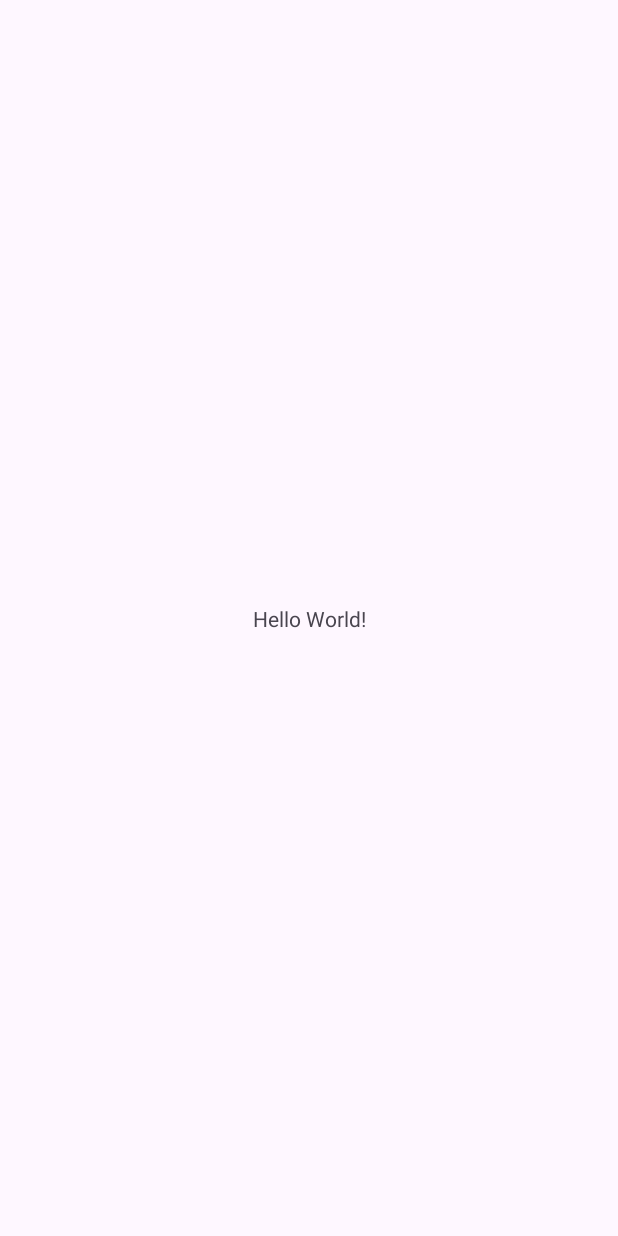
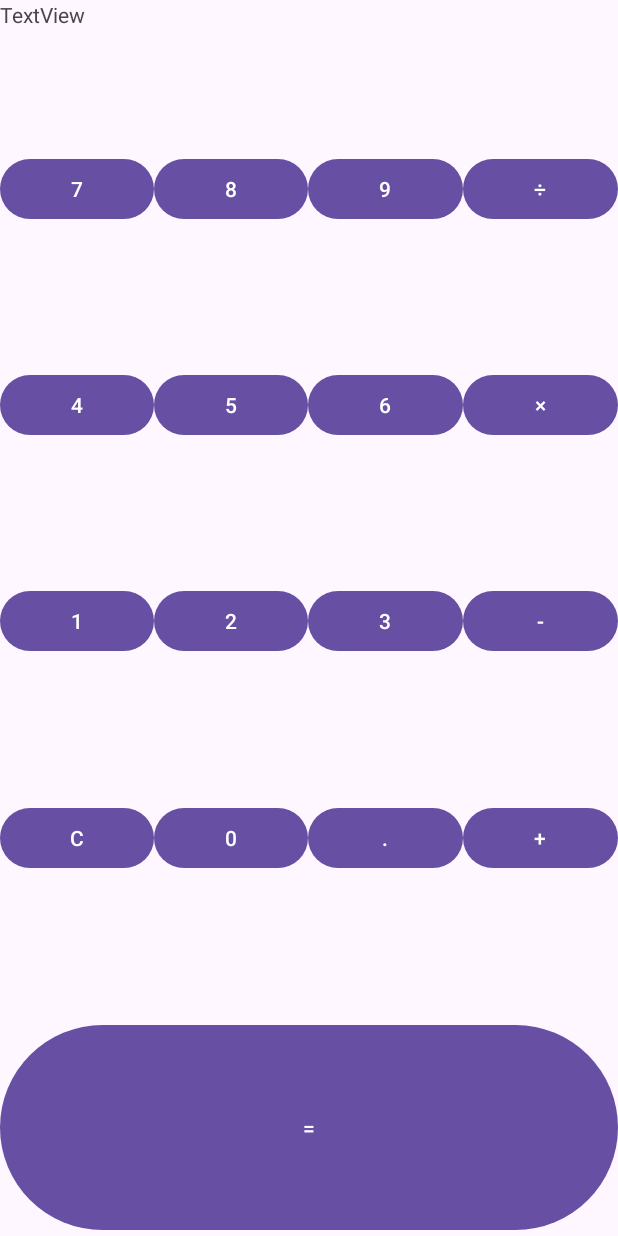
Before and after one commit to selim613/Lab3, an Android app: the screen it shows after launch (MainActivity), on a phone screen of 412 x 824 dp. Before the commit the screen is almost empty. Run offline under Robolectric (Android 15) with nearby library versions, the phone set to English and light mode, and no system bars.

Commit message:
Added all buttons

```diff
--- a/app/src/main/res/layout/activity_main.xml
+++ b/app/src/main/res/layout/activity_main.xml
@@ -7,13 +7,172 @@
     android:layout_height="match_parent"
     tools:context=".MainActivity">
 
-    <TextView
-        android:layout_width="wrap_content"
-        android:layout_height="wrap_content"
-        android:text="Hello World!"
-        app:layout_constraintBottom_toBottomOf="parent"
-        app:layout_constraintEnd_toEndOf="parent"
-        app:layout_constraintStart_toStartOf="parent"
-        app:layout_constraintTop_toTopOf="parent" />
+    <LinearLayout
+        android:id="@+id/mainlayout"
+        android:layout_width="match_parent"
+        android:layout_height="match_parent"
+        android:orientation="vertical">
+
+        <TextView
+            android:id="@+id/resultEdit"
+            android:layout_width="fill_parent"
+            android:layout_height="102dp"
+            android:text="TextView" />
+
+        <LinearLayout
+            android:id="@+id/ButtonRow01"
+            android:layout_width="match_parent"
+            android:layout_height="0dp"
+            android:layout_weight="1"
+            android:orientation="horizontal">
+
+            <Button
+                android:id="@+id/button07"
+                android:layout_width="wrap_content"
+                android:layout_height="wrap_content"
+                android:layout_weight="1"
+                android:text="7" />
+
+            <Button
+                android:id="@+id/button08"
+                android:layout_width="wrap_content"
+                android:layout_height="wrap_content"
+                android:layout_weight="1"
+                android:text="8" />
+
+            <Button
+                android:id="@+id/button09"
+                android:layout_width="wrap_content"
+                android:layout_height="wrap_content"
+                android:layout_weight="1"
+                android:text="9" />
+
+            <Button
+                android:id="@+id/buttonDiv"
+                android:layout_width="wrap_content"
+                android:layout_height="wrap_content"
+                android:layout_weight="1"
+                android:text="÷" />
+
+        </LinearLayout>
+
+        <LinearLayout
+            android:id="@+id/ButtonRow02"
+            android:layout_width="match_parent"
+            android:layout_height="0dp"
+            android:layout_weight="1"
+            android:orientation="horizontal">
+
+            <Button
+                android:id="@+id/button04"
+                android:layout_width="wrap_content"
+                android:layout_height="wrap_content"
+                android:layout_weight="1"
+                android:text="4" />
+
+            <Button
+                android:id="@+id/button05"
+                android:layout_width="wrap_content"
+                android:layout_height="wrap_content"
+                android:layout_weight="1"
+                android:text="5" />
+
+            <Button
+                android:id="@+id/button06"
+                android:layout_width="wrap_content"
+                android:layout_height="wrap_content"
+                android:layout_weight="1"
+                android:text="6" />
+
+            <Button
+                android:id="@+id/buttonMult"
+                android:layout_width="wrap_content"
+                android:layout_height="wrap_content"
+                android:layout_weight="1"
+                android:text="×" />
+
+        </LinearLayout>
+
+        <LinearLayout
+            android:id="@+id/ButtonRow03"
+            android:layout_width="match_parent"
+            android:layout_height="0dp"
+            android:layout_weight="1"
+            android:orientation="horizontal">
+
+            <Button
+                android:id="@+id/button01"
+                android:layout_width="wrap_content"
+                android:layout_height="wrap_content"
+                android:layout_weight="1"
+                android:text="1" />
+
+            <Button
+                android:id="@+id/button02"
+                android:layout_width="wrap_content"
+                android:layout_height="wrap_content"
+                android:layout_weight="1"
+                android:text="2" />
+
+            <Button
+                android:id="@+id/button03"
+                android:layout_width="wrap_content"
+                android:layout_height="wrap_content"
+                android:layout_weight="1"
+                android:text="3" />
+
+            <Button
+                android:id="@+id/buttonSub"
+                android:layout_width="wrap_content"
+                android:layout_height="wrap_content"
+                android:layout_weight="1"
+                android:text="-" />
+
+        </LinearLayout>
+
+        <LinearLayout
+            android:id="@+id/ButtonRow04"
+            android:layout_width="match_parent"
+            android:layout_height="0dp"
+            android:layout_weight="1"
+            android:orientation="horizontal">
+
+            <Button
+                android:id="@+id/buttonCE"
+                android:layout_width="wrap_content"
+                android:layout_height="wrap_content"
+                android:layout_weight="1"
+                android:text="C" />
+
+            <Button
+                android:id="@+id/button00"
+                android:layout_width="wrap_content"
+                android:layout_height="wrap_content"
+                android:layout_weight="1"
+                android:text="0" />
+
+            <Button
+                android:id="@+id/buttonDot"
+                android:layout_width="wrap_content"
+                android:layout_height="wrap_content"
+                android:layout_weight="1"
+                android:text="." />
+
+            <Button
+                android:id="@+id/buttonAdd"
+                android:layout_width="wrap_content"
+                android:layout_height="wrap_content"
+                android:layout_weight="1"
+                android:text="+" />
+        </LinearLayout>
+
+        <Button
+            android:id="@+id/buttonEq"
+            android:layout_width="match_parent"
+            android:layout_height="0dp"
+            android:layout_weight="1"
+            android:text="=" />
+
+    </LinearLayout>
 
 </androidx.constraintlayout.widget.ConstraintLayout>
```
